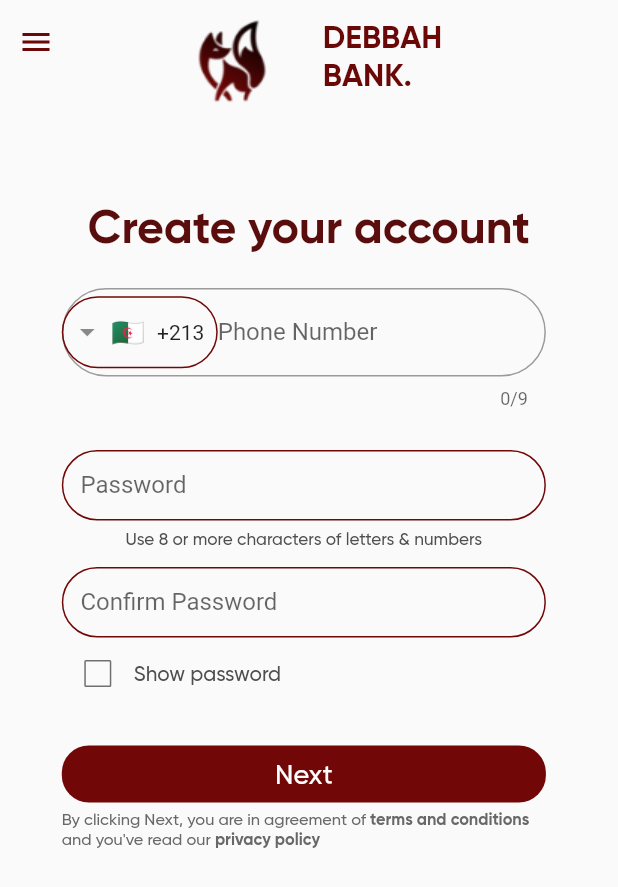
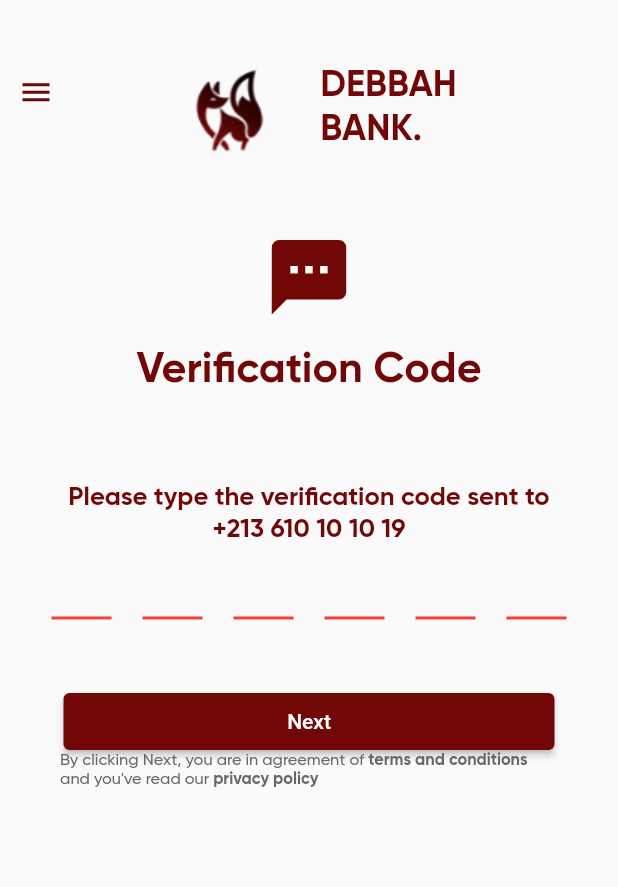
Before and after one commit to sbamed27/DBank, a Flutter app: the CreateAccPhone screen opened directly, after a tap on "Next", on a phone screen of 412 x 824 dp. Shown: the top 887 px of the screen. Run offline on Flutter 3.47's test engine with Material 2 defaults, Android fonts, the phone set to English and light mode, and no system bars; drawn by our look-alikes of intl_phone_field, pin_code_fields; our stand-ins replace flutter_screenutil, flutter_svg.

Commit message:
Verification code phone screen added.

```diff
--- a/lib/home/Home.dart
+++ b/lib/home/Home.dart
@@ -1,4 +1,5 @@
 import 'package:debbah_bank_website/icons_dart_files/d_bank_icons.dart';
+import 'package:debbah_bank_website/routes/verification_code/VerificationCodePhone.dart';
 import 'package:flutter_screenutil/flutter_screenutil.dart';
 import 'package:flutter_svg/svg.dart';
 import '../../MyResponsive.dart';
@@ -39,7 +40,7 @@ class Home extends StatelessWidget {
       phone: Scaffold(
         drawer: MyDrawer(),
         resizeToAvoidBottomInset: false,
-        body: HomePhone(), // replace it with code vrf.
+        body: HomePhone(), /*VerificationCodeDesktop(),*/
       ),
     );
   }
--- a/lib/main.dart
+++ b/lib/main.dart
@@ -1,6 +1,7 @@
 import 'package:debbah_bank_website/routes/create_acc/CreateAccResponsive.dart';
 import 'package:debbah_bank_website/routes/login/email/LoginScreenEmailResponsive.dart';
 import 'package:debbah_bank_website/routes/login/number/LoginWithNumberResponsive.dart';
+import 'package:debbah_bank_website/routes/verification_code/VerificationCodeResponsive.dart';
 import 'package:flutter/material.dart';
 import 'home/Home.dart';
 
@@ -13,6 +14,7 @@ class MyApp extends StatelessWidget {
       title: 'Debbah Bank',
       debugShowCheckedModeBanner: false,
       routes: {
+        'Verification code': (context) => VerificationCodeResponsive(),
         'Login with number': (context) => LoginWithNumberResponsive(),
         'Login': (context) => LoginScreenEmailResponsive(),
         'Get started': (context) => CreateAccResponsive(),
--- a/lib/routes/create_acc/CreateAccDesktop.dart
+++ b/lib/routes/create_acc/CreateAccDesktop.dart
@@ -143,7 +143,7 @@ class _CreateAccDesktopState extends State<CreateAccDesktop> {
                     borderRadius: BorderRadius.circular(9),
                   ),
                   child: ElevatedButton(
-                    onPressed: () {},
+                    onPressed: () {Navigator.pushNamed(context, 'Verification code');},
                     child: Text('Next'),
                     style: ElevatedButton.styleFrom(
                       onPrimary: Colors.white,
--- a/lib/routes/create_acc/CreateAccPhone.dart
+++ b/lib/routes/create_acc/CreateAccPhone.dart
@@ -213,7 +213,7 @@ class _CreateAccPhoneState extends State<CreateAccPhone> {
                                     width: 286.w,
                                     height: 38,
                                     child: TextButton(
-                                      onPressed: () {},
+                                      onPressed: () {Navigator.pushNamed(context, 'Verification code');},
                                       child: Text(
                                         'Next',
                                         style: TextStyle(
--- /dev/null
+++ b/lib/routes/verification_code/VerificationCodeDesktop.dart
@@ -0,0 +1,9 @@
+import 'package:flutter/material.dart';
+
+class VerificationCodeDesktop extends StatelessWidget {
+
+  @override
+  Widget build(BuildContext context) {
+    return Container();
+  }
+}
--- a/lib/routes/verification_code/VerificationCodePhone.dart
+++ b/lib/routes/verification_code/VerificationCodePhone.dart
@@ -1,7 +1,16 @@
 import 'package:debbah_bank_website/home/Home.dart';
+import 'package:flutter/gestures.dart';
 import 'package:flutter/material.dart';
+import 'package:flutter_screenutil/flutter_screenutil.dart';
+import 'package:flutter_svg/flutter_svg.dart';
+import 'package:pin_code_fields/pin_code_fields.dart';
 
-class VerificationCode extends StatelessWidget {
+class VerificationCodePhone extends StatefulWidget {
+  @override
+  State<VerificationCodePhone> createState() => _VerificationCodePhoneState();
+}
+
+class _VerificationCodePhoneState extends State<VerificationCodePhone> {
   @override
   Widget build(BuildContext context) {
     return Scaffold(
@@ -9,18 +18,127 @@ class VerificationCode extends StatelessWidget {
       body: Builder(
         builder: (context) => Column(
           children: [
-            Row(), // Nav Bar
-            Container(), // Msg logo
-            Text('Verification Code'),
-            Text('Please type the verificatuin code sent to +213 610 10 10 19'),
-            Container(), // Separated fields.
-            ElevatedButton(
-              onPressed: () {},
-              child: Text('Next'),
+            Row(
+              children: [
+                Flexible(
+                    flex: 1,
+                    child: IconButton(
+                      onPressed: () {
+                        Scaffold.of(context).openDrawer();
+                      },
+                      icon: SvgPicture.asset(
+                          'assets/phone/logo/menu_red_24dp.svg'),
+                    )),
+                Flexible(
+                    flex: 3,
+                    child: Container(
+                      margin: EdgeInsets.only(top: 25),
+                      alignment: Alignment.center,
+                      child: TextButton.icon(
+                        onPressed: () {Navigator.pushNamed(context, 'Home');},
+                        icon: Image.asset(
+                            'assets/phone/logo/gradient red-black (2).png'),
+                        label: Text(
+                          'DEBBAH\nBANK.',
+                          style: TextStyle(
+                              color: Color(0xFF720707),
+                              fontSize: 21.sp,
+                              fontFamily: 'Gilroy Bold'),
+                        ),
+                      ),
+                    )),
+              ],
             ),
-            RichText(
-              text: TextSpan(),
+            SizedBox(
+              height: 40,
             ),
+            SvgPicture.asset('assets/phone/logo/textsms_black_24dp.svg'),
+            SizedBox(
+              height: 13.4,
+            ),
+            Text(
+              'Verification Code',
+              style: TextStyle(
+                fontSize: 25.sp,
+                fontFamily: 'Gilroy Bold',
+                color: Color(0xFF720707),
+              ),
+            ),
+            SizedBox(
+              height: 58,
+            ),
+            Text(
+              'Please type the verification code sent to\n+213 610 10 10 19',
+              textAlign: TextAlign.center,
+              style: TextStyle(
+                fontSize: 15.sp,
+                fontFamily: 'Gilroy Bold',
+                color: Color(0xFF720707),
+              ),
+            ),
+            Container(
+              margin: EdgeInsets.symmetric(horizontal: 30.w),
+              child: PinCodeTextField(
+                  appContext: context,
+                  length: 6,
+                  onChanged: (value) {
+                    setState(() {});
+                  }),
+            ),
+            SizedBox(
+              height: 33,
+            ), // Separated fields.
+            Container(
+              width: 286.w,
+              height: 38,
+              decoration: BoxDecoration(
+                borderRadius: BorderRadius.circular(20),
+              ),
+              child: ElevatedButton(
+                onPressed: () {},
+                child: Text('Next'),
+                style: ButtonStyle(
+                  backgroundColor: MaterialStateProperty.all(Color(0xFF720707)),
+                ),
+              ),
+            ),
+            Container(
+              margin: EdgeInsets.symmetric(horizontal: 35.w),
+              child: RichText(
+                  text: TextSpan(
+                      style: TextStyle(
+                          fontSize: 9.5.sp,
+                          fontFamily: 'Gilroy Medium',
+                          color: Color(0xFF686868)),
+                      children: <TextSpan>[
+                    TextSpan(
+                      text: 'By clicking Next, you are in agreement of ',
+                    ),
+                    TextSpan(
+                        text: 'terms and conditions',
+                        style: TextStyle(
+                            fontSize: 9.5.sp,
+                            fontFamily: 'Gilroy Bold',
+                            color: Color(0xFF686868)),
+                        recognizer: TapGestureRecognizer()
+                          ..onTap = () {
+                            print('Terms of Service');
+                          }),
+                    TextSpan(
+                      text: ' and you\'ve read our',
+                    ),
+                    TextSpan(
+                        text: ' privacy policy',
+                        style: TextStyle(
+                            fontSize: 9.5.sp,
+                            fontFamily: 'Gilroy Bold',
+                            color: Color(0xFF686868)),
+                        recognizer: TapGestureRecognizer()
+                          ..onTap = () {
+                            print('Terms of Service');
+                          }),
+                  ])),
+            )
           ],
         ),
       ),
--- /dev/null
+++ b/lib/routes/verification_code/VerificationCodeResponsive.dart
@@ -0,0 +1,22 @@
+import 'package:debbah_bank_website/routes/verification_code/VerificationCodePhone.dart';
+import 'package:flutter/material.dart';
+import 'package:flutter_screenutil/flutter_screenutil.dart';
+import '../../MyResponsive.dart';
+import 'VerificationCodeDesktop.dart';
+
+class VerificationCodeResponsive extends StatelessWidget {
+
+  @override
+  Widget build(BuildContext context) {
+    return MyResponsive(
+      desktop: ScreenUtilInit(
+        builder: () => VerificationCodeDesktop(),
+        designSize: Size(1920, 1080),
+      ),
+      phone: ScreenUtilInit(
+        designSize: Size(360, 690),
+        builder: () => VerificationCodePhone(),
+      ),
+    );
+  }
+}
--- a/pubspec.yaml
+++ b/pubspec.yaml
@@ -32,6 +32,7 @@ dependencies:
   flutter_svg: ^0.22.0
   intl_phone_field: ^2.1.0
   store_redirect: ^2.0.0
+  pin_code_fields: ^7.3.0
 
 dev_dependencies:
   flutter_test:
```
Also changed, not shown: assets/phone/logo/menu_red_vrfCode_24dp.svg (added), assets/phone/logo/textsms_black_24dp.svg (added), pubspec.lock.
